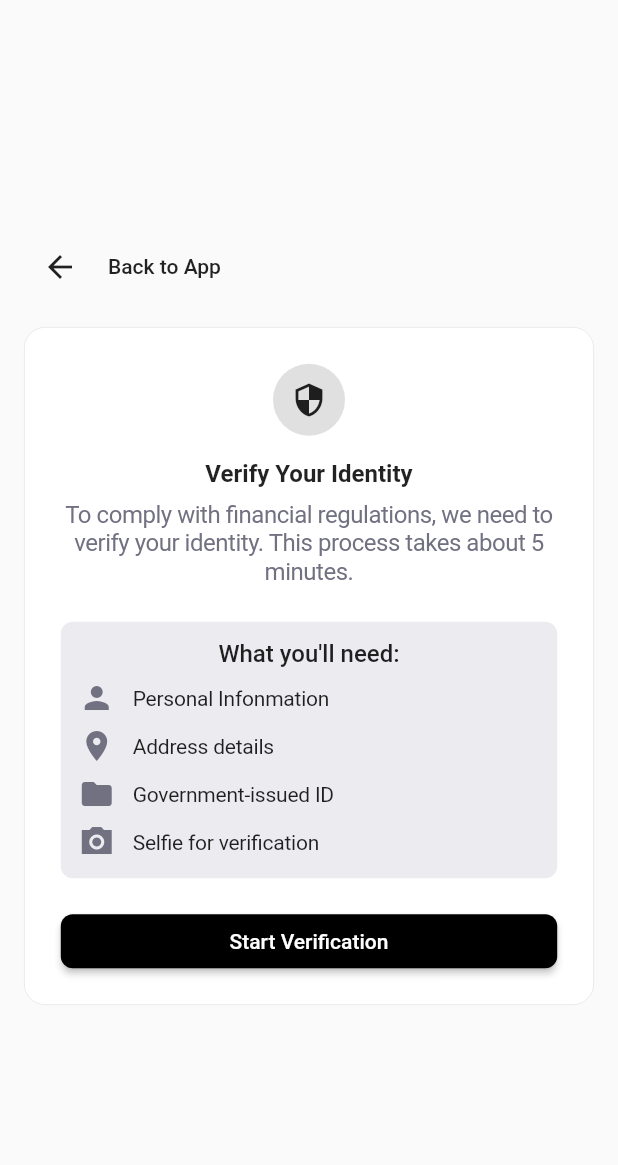
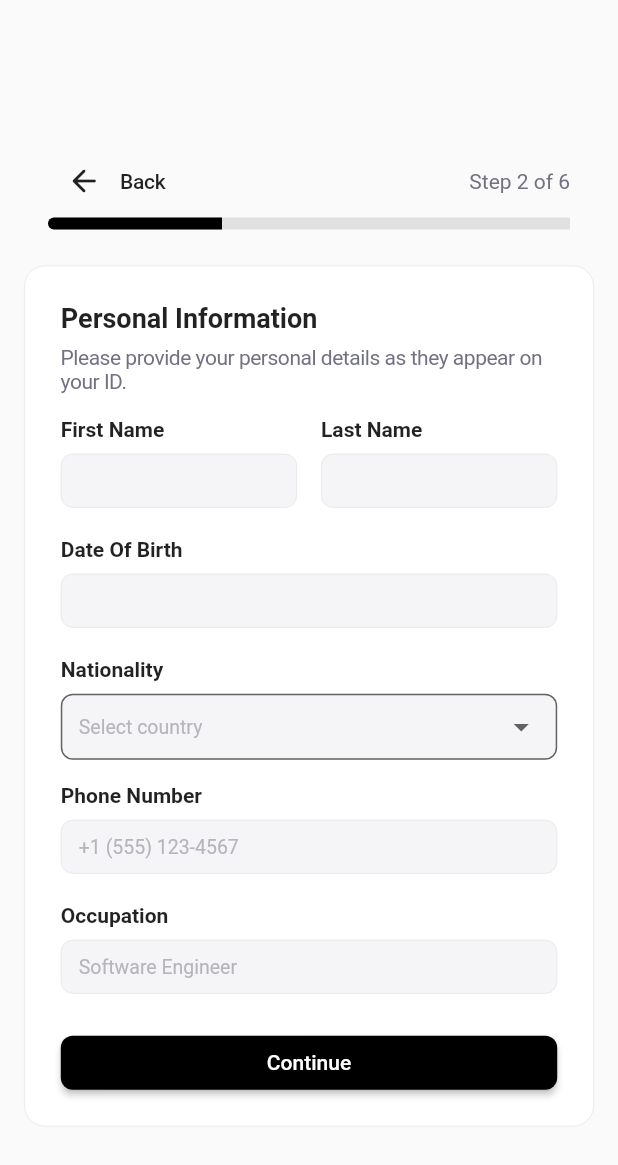
Before and after one commit to Md-Samiul-Islam-Rafi/WisePay-PaymentsAPI, a Flutter app: the VerifyIdentity screen opened directly, after a tap on "Start Verification", on a phone screen of 412 x 824 dp. Shown: the top 1165 px of the screen. Run offline on Flutter 3.47's test engine with Material 3 defaults, Android fonts, the phone set to English and light mode, and no system bars.

Commit message:
KYC Part working

```diff
--- /dev/null
+++ b/lib/common/ui/drop_down_card.dart
@@ -0,0 +1,65 @@
+import 'package:flutter/material.dart';
+
+class LabelDropdownCard extends StatelessWidget {
+  final String label;
+  final List<String> items;
+  final String? value;
+  final ValueChanged<String?> onChanged;
+
+  const LabelDropdownCard({
+    super.key,
+    required this.label,
+    required this.items,
+    this.value,
+    required this.onChanged,
+  });
+
+  @override
+  Widget build(BuildContext context) {
+    return Column(
+      crossAxisAlignment: CrossAxisAlignment.start,
+      children: [
+        // Label
+        Padding(
+          padding: const EdgeInsets.only(bottom: 8),
+          child: Text(
+            label,
+            style: const TextStyle(fontWeight: FontWeight.w600, fontSize: 14),
+          ),
+        ),
+
+        // Dropdown field
+        DropdownButtonFormField<String>(
+          value: value,
+          decoration: InputDecoration(
+            filled: true,
+            fillColor: const Color(0xFFF5F5F7),
+            isDense: true,
+            contentPadding: const EdgeInsets.symmetric(
+              horizontal: 12,
+              vertical: 10,
+            ),
+            border: OutlineInputBorder(
+              borderRadius: BorderRadius.circular(8),
+              borderSide: const BorderSide(
+                width: 0.53,
+                color: Color(0xFFE6E6E6),
+              ),
+            ),
+          ),
+          hint: const Text(
+            "Select country",
+            style: TextStyle(fontSize: 13, color: Color(0xFFB5B5BE)),
+          ),
+          items: items
+              .map(
+                (country) =>
+                    DropdownMenuItem(value: country, child: Text(country)),
+              )
+              .toList(),
+          onChanged: onChanged,
+        ),
+      ],
+    );
+  }
+}
--- a/lib/login/register/common_widgets/label_textfield_card.dart
+++ b/lib/common/ui/label_textfield_card.dart
@@ -2,27 +2,27 @@ import 'package:flutter/material.dart';
 
 class LabelTextfieldCard extends StatelessWidget {
   final String label;
-  final String hint;
+  final String? hint; // এখন optional
   final bool isPassword;
-
+  final TextInputType? keyboardType;
 
   const LabelTextfieldCard({
     super.key,
     required this.label,
-    required this.hint,
+    this.hint, // required বাদ দেওয়া হলো
     this.isPassword = false,
-
+    this.keyboardType,
   });
 
-  Widget _buildTextField(String hint, {bool isPassword = false}) {
+  Widget _buildTextField({String? hint, bool isPassword = false}) {
     return SizedBox(
       height: 40,
       child: TextFormField(
-
         obscureText: isPassword,
         style: const TextStyle(fontSize: 14),
+        keyboardType: keyboardType,
         decoration: InputDecoration(
-          hintText: hint,
+          hintText: hint, // hint থাকলে দেখাবে, না থাকলে ফাঁকা থাকবে
           hintStyle: const TextStyle(fontSize: 13, color: Color(0xFFB5B5BE)),
           filled: true,
           fillColor: const Color(0xFFF5F5F7),
@@ -60,7 +60,7 @@ class LabelTextfieldCard extends StatelessWidget {
       crossAxisAlignment: CrossAxisAlignment.start,
       children: [
         _buildLabel(label),
-        _buildTextField(hint, isPassword: isPassword),
+        _buildTextField(hint: hint, isPassword: isPassword),
       ],
     );
   }
--- a/lib/kyc_information/ui/personal_info.dart
+++ b/lib/kyc_information/ui/personal_info.dart
@@ -0,0 +1,126 @@
+import 'package:flutter/material.dart';
+import 'package:wisepay_paymentsapi/common/ui/common_submit_button.dart';
+import 'package:wisepay_paymentsapi/common/ui/drop_down_card.dart';
+import 'package:wisepay_paymentsapi/common/ui/label_textfield_card.dart';
+import 'package:wisepay_paymentsapi/kyc_information/ui/review_info.dart';
+import 'package:wisepay_paymentsapi/kyc_information/widget/step_header_card.dart';
+
+class PersonalInfo extends StatelessWidget {
+  const PersonalInfo({super.key});
+
+  @override
+  Widget build(BuildContext context) {
+    return Scaffold(
+      body: Center(
+        child: SingleChildScrollView(
+          child: Padding(
+            padding: const EdgeInsets.all(16),
+            child: Column(
+              children: [
+                StepHeader(
+                  currentStep: 2,
+                  totalSteps: 6,
+                  onBack: () => Navigator.pop(context),
+                ),
+                Container(
+                  width: double.infinity,
+                  decoration: BoxDecoration(
+                    color: const Color(0xFFFFFFFF),
+                    borderRadius: BorderRadius.circular(14),
+                    border: Border.all(
+                      width: 0.53,
+                      color: const Color(0x1A000000),
+                    ),
+                  ),
+                  child: Padding(
+                    padding: const EdgeInsets.all(24),
+                    child: Column(
+                      crossAxisAlignment: CrossAxisAlignment.start,
+                      children: [
+                        //personal INFO part
+                        const Text(
+                          'Personal Information',
+                          style: TextStyle(
+                            fontSize: 18,
+                            fontWeight: FontWeight.w600,
+                          ),
+                        ),
+                        const SizedBox(height: 8),
+
+                        //text part
+                        const Text(
+                          'Please provide your personal details as they appear on your ID.',
+                          style: TextStyle(
+                            fontSize: 14,
+                            fontWeight: FontWeight.w400,
+                            color: Color(0xFF717182),
+                            letterSpacing: -0.31,
+                          ),
+                        ),
+                        const SizedBox(height: 16),
+
+                        Row(
+                          children: [
+                            Expanded(
+                              child: LabelTextfieldCard(label: "First Name"),
+                            ),
+                            const SizedBox(width: 16),
+                            Expanded(
+                              child: LabelTextfieldCard(label: "Last Name"),
+                            ),
+                          ],
+                        ),
+                        const SizedBox(height: 16),
+
+                        LabelTextfieldCard(label: "Date Of Birth"),
+                        const SizedBox(height: 16),
+
+                        LabelDropdownCard(
+                          label: "Nationality",
+                          items: ["USA", "Canada", "Bangladesh", "India"],
+                          onChanged: (val) {
+                            print("Selected country: $val");
+                          },
+                        ),
+                        const SizedBox(height: 16),
+
+                        LabelTextfieldCard(
+                          label: "Phone Number",
+                          hint: "+1 (555) 123-4567",
+                          keyboardType: TextInputType.number,
+                        ),
+                        const SizedBox(height: 16),
+
+                        LabelTextfieldCard(
+                          label: "Occupation",
+                          hint: "Software Engineer",
+                        ),
+                        const SizedBox(height: 24),
+
+                        // ✅ Responsive button alignment
+                        Align(
+                          alignment: Alignment.centerRight,
+                          child: CommonSubmitButton(
+                            text: "Continue",
+                            onPressed: () {
+                              Navigator.push(
+                                context,
+                                MaterialPageRoute(
+                                  builder: (context) => const ReviewInfo(),
+                                ),
+                              );
+                            },
+                          ),
+                        ),
+                      ],
+                    ),
+                  ),
+                ),
+              ],
+            ),
+          ),
+        ),
+      ),
+    );
+  }
+}
--- a/lib/kyc_information/ui/verify_identity.dart
+++ b/lib/kyc_information/ui/verify_identity.dart
@@ -1,5 +1,6 @@
 import 'package:flutter/material.dart';
 import 'package:wisepay_paymentsapi/common/ui/common_submit_button.dart';
+import 'package:wisepay_paymentsapi/kyc_information/ui/personal_info.dart';
 
 class VerifyIdentity extends StatelessWidget {
   const VerifyIdentity({super.key});
@@ -164,11 +165,19 @@ class VerifyIdentity extends StatelessWidget {
                         ],
                       ),
                     ),
+
                     SizedBox(height: 24),
+
                     CommonSubmitButton(
                       text: "Start Verification",
-
-                      onPressed: () {},
+                      onPressed: () {
+                        Navigator.push(
+                          context,
+                          MaterialPageRoute(
+                            builder: (context) => PersonalInfo(),
+                          ),
+                        );
+                      },
                     ),
                   ],
                 ),
--- /dev/null
+++ b/lib/kyc_information/widget/step_header_card.dart
@@ -0,0 +1,65 @@
+import 'package:flutter/material.dart';
+
+class StepHeader extends StatelessWidget {
+  final int currentStep;
+  final int totalSteps;
+  final VoidCallback onBack;
+
+  const StepHeader({
+    super.key,
+    required this.currentStep,
+    required this.totalSteps,
+    required this.onBack,
+  });
+
+  @override
+  Widget build(BuildContext context) {
+    double progressValue = currentStep / totalSteps;
+
+    return Padding(
+      padding: const EdgeInsets.symmetric(horizontal: 16, vertical: 24),
+      child: Column(
+        children: [
+          Row(
+            mainAxisAlignment: MainAxisAlignment.spaceBetween,
+            children: [
+              Row(
+                children: [
+                  IconButton(
+                    icon: const Icon(Icons.arrow_back_rounded),
+                    onPressed: onBack,
+                  ),
+                  const Text(
+                    "Back",
+                    style: TextStyle(
+                      fontSize: 14,
+                      fontWeight: FontWeight.w500,
+                      letterSpacing: -0.15,
+                    ),
+                  ),
+                ],
+              ),
+              Text(
+                "Step $currentStep of $totalSteps",
+                style: const TextStyle(
+                  fontWeight: FontWeight.w400,
+                  fontSize: 14,
+                  color: Color(0xFF717182),
+                ),
+              ),
+            ],
+          ),
+          LinearProgressIndicator(
+            value: progressValue,
+            backgroundColor: Colors.grey[300],
+            color: Colors.black,
+            minHeight: 8,
+            borderRadius: const BorderRadius.horizontal(
+              left: Radius.circular(12),
+            ),
+          ),
+        ],
+      ),
+    );
+  }
+}
--- a/lib/login/create_new_password.dart
+++ b/lib/login/create_new_password.dart
@@ -1,7 +1,7 @@
 import 'package:flutter/material.dart';
 import 'package:wisepay_paymentsapi/common/ui/common_submit_button.dart';
 import 'package:wisepay_paymentsapi/login/password_reset_successfull.dart';
-import 'package:wisepay_paymentsapi/login/register/common_widgets/label_textfield_card.dart';
+import 'package:wisepay_paymentsapi/common/ui/label_textfield_card.dart';
 import 'package:wisepay_paymentsapi/login/register/common_widgets/step_dot.dart';
 
 class CreateNewPassword extends StatelessWidget {
--- a/lib/login/password_reset.dart
+++ b/lib/login/password_reset.dart
@@ -1,6 +1,6 @@
 import 'package:flutter/material.dart';
 import 'package:wisepay_paymentsapi/common/ui/common_submit_button.dart';
-import 'package:wisepay_paymentsapi/login/register/common_widgets/label_textfield_card.dart';
+import 'package:wisepay_paymentsapi/common/ui/label_textfield_card.dart';
 import 'package:wisepay_paymentsapi/login/register/common_widgets/step_dot.dart';
 import 'package:wisepay_paymentsapi/login/verifycodepage.dart';
 
--- a/lib/login/verifycodepage.dart
+++ b/lib/login/verifycodepage.dart
@@ -1,7 +1,7 @@
 import 'package:flutter/material.dart';
 import 'package:wisepay_paymentsapi/common/ui/common_submit_button.dart';
 import 'package:wisepay_paymentsapi/login/create_new_password.dart';
-import 'package:wisepay_paymentsapi/login/register/common_widgets/label_textfield_card.dart';
+import 'package:wisepay_paymentsapi/common/ui/label_textfield_card.dart';
 import 'package:wisepay_paymentsapi/login/register/common_widgets/step_dot.dart';
 
 class VerifyCodePage extends StatelessWidget {
```
Also changed, not shown: lib/kyc_information/ui/address_info.dart (+10 -0 lines), lib/kyc_information/ui/identity_doc.dart (+10 -0 lines), lib/kyc_information/ui/review_info.dart (+168 -0 lines), lib/kyc_information/widget/info_card.dart (added, +66 -0 lines), lib/login/auth_screen.dart (+11 -1 lines).
